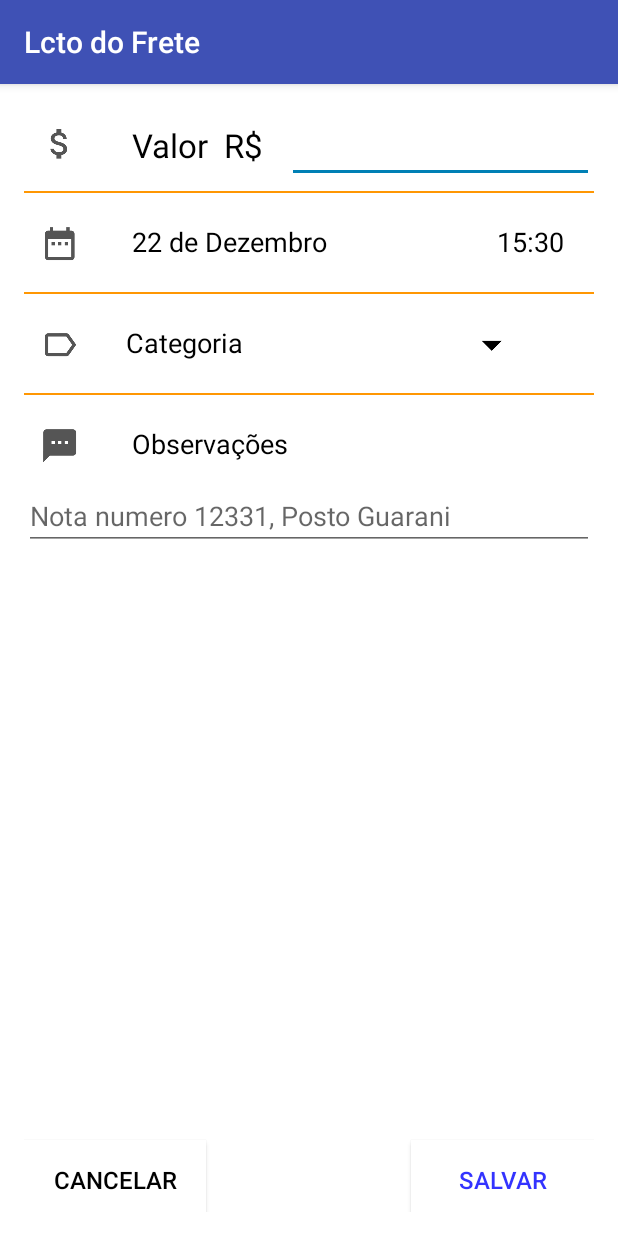
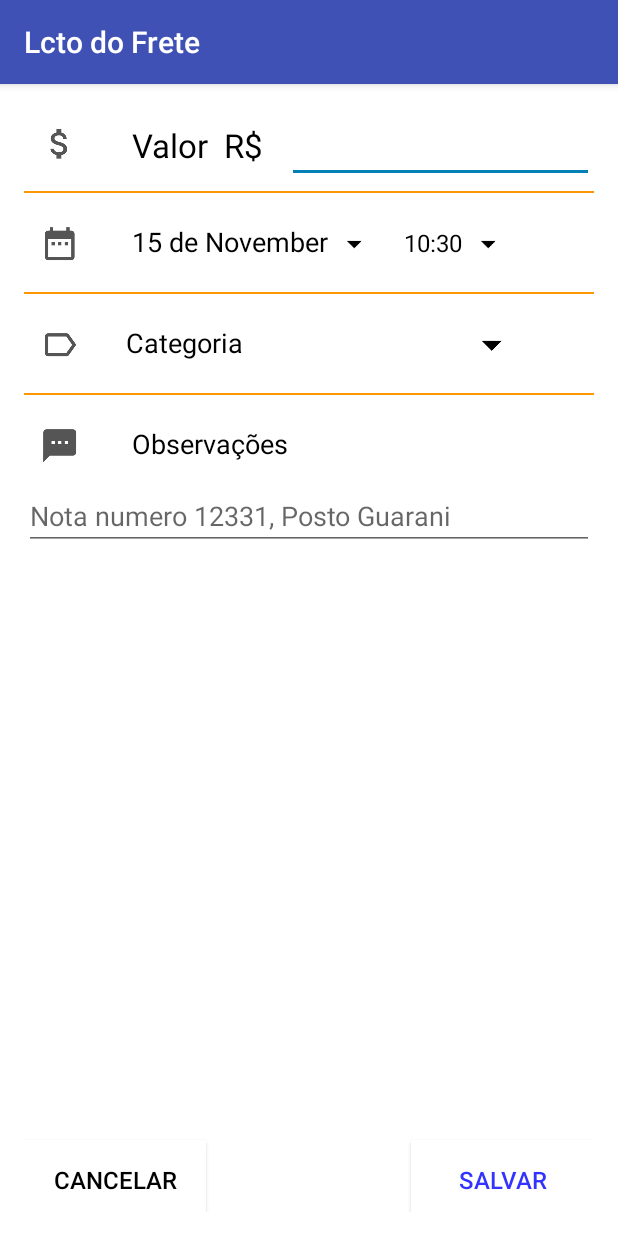
Before and after one commit to Wiglan/myFrete, an Android app: the LctoCadastrarActivity screen opened directly, with no data from a screen before it, on a phone screen of 412 x 824 dp. Run offline under Robolectric (Android 15) with nearby library versions, the phone set to English and light mode, and no system bars; libraries missing offline, so code that uses them is left out: com.wdullaer.materialdatetimepicker.

Commit message:
adicionado selecao de data e hora no lcto

```diff
--- a/app/build.gradle
+++ b/app/build.gradle
@@ -27,4 +27,5 @@ dependencies {
     androidTestImplementation 'com.android.support.test:runner:1.0.1'
     androidTestImplementation 'com.android.support.test.espresso:espresso-core:3.0.1'
     compile 'com.android.support:cardview-v7:26.1.0'
+    compile 'com.wdullaer:materialdatetimepicker:1.4.1'
 }
--- a/app/src/main/java/com/wfrete/wfrete2/activity/FreteListarActivity.java
+++ b/app/src/main/java/com/wfrete/wfrete2/activity/FreteListarActivity.java
@@ -12,6 +12,7 @@ import android.support.v7.widget.RecyclerView;
 import android.view.LayoutInflater;
 import android.view.View;
 import android.view.ViewGroup;
+
 
 import com.wfrete.wfrete2.R;
 import com.wfrete.wfrete2.adapter.FreteAdapter;
@@ -31,6 +32,7 @@ public class FreteListarActivity extends Fragment {
 
     RecyclerView recyclerViewListaFrete;
     FreteAdapter freteAdapter;
+
 
 
     @Nullable
--- a/app/src/main/java/com/wfrete/wfrete2/activity/LctoCadastrarActivity.java
+++ b/app/src/main/java/com/wfrete/wfrete2/activity/LctoCadastrarActivity.java
@@ -9,40 +9,34 @@ import android.support.annotation.Nullable;
 import android.support.design.widget.Snackbar;
 import android.support.v7.app.AlertDialog;
 import android.support.v7.app.AppCompatActivity;
-import android.view.MotionEvent;
 import android.view.View;
 import android.view.inputmethod.InputMethodManager;
-import android.widget.AdapterView;
-import android.widget.ArrayAdapter;
-import android.widget.AutoCompleteTextView;
 import android.widget.Button;
 import android.widget.EditText;
-import android.widget.ImageButton;
 import android.widget.ImageView;
-import android.widget.LinearLayout;
-import android.widget.ListView;
-import android.widget.Spinner;
 import android.widget.TextView;
 import android.widget.Toast;
 
+import com.wdullaer.materialdatetimepicker.time.RadialPickerLayout;
+import com.wdullaer.materialdatetimepicker.time.TimePickerDialog;
+import com.wdullaer.materialdatetimepicker.date.DatePickerDialog;
 import com.wfrete.wfrete2.R;
 import com.wfrete.wfrete2.adapter.AdapterCategoria;
 import com.wfrete.wfrete2.dao.LctoDAO;
 import com.wfrete.wfrete2.model.Categoria;
 import com.wfrete.wfrete2.model.Lcto;
-import com.wfrete.wfrete2.model.Motorista;
 
 import java.sql.Time;
 import java.text.DecimalFormat;
-import java.util.ArrayList;
+import java.text.SimpleDateFormat;
+import java.util.Calendar;
 import java.util.Date;
-import java.util.List;
-
 /**
  * Created by Desenvolvimento 11 on 06/11/2017.
  */
 
-public class LctoCadastrarActivity extends AppCompatActivity {
+public class LctoCadastrarActivity extends AppCompatActivity implements DatePickerDialog.OnDateSetListener,
+                                                                        TimePickerDialog.OnTimeSetListener, DialogInterface.OnCancelListener{
 
     private static final int ID_COM_NOVO_REG_INSERIDO = 2;
     private static final int ID_COM_REG_ALTERADO = 5;
@@ -54,6 +48,10 @@ public class LctoCadastrarActivity extends AppCompatActivity {
 
 
     private DecimalFormat df = new DecimalFormat("###.00");
+    private SimpleDateFormat dateFormat = new SimpleDateFormat("dd-MMMM");
+    private SimpleDateFormat timeFormat = new SimpleDateFormat("kk:mm");
+
+    private int ano, mes, dia, hora, minuto;
 
     EditText edtVlr;
     TextView txtData;
@@ -66,6 +64,9 @@ public class LctoCadastrarActivity extends AppCompatActivity {
     Button btSalvar;
 
     ImageView imgCategoria;
+    ImageView imgData;
+    ImageView imgHora;
+
 
     private Lcto lctoEditado = null;
 
@@ -86,7 +87,10 @@ public class LctoCadastrarActivity extends AppCompatActivity {
         btCancelar = (Button) findViewById(R.id.btCancelarLcto);
         btExcluir = (Button) findViewById(R.id.btExcluirLcto);
 
-        imgCategoria = (ImageView) findViewById(R.id.imgBotaoCategoria);
+        imgCategoria = (ImageView) findViewById(R.id.imgBotaoCategoriaLcto);
+        imgData = (ImageView) findViewById(R.id.imgBotaoDataLcto);
+        imgHora = (ImageView) findViewById(R.id.imgBotaoHoraLcto);
+
 
         //tratar o clique para mostrar as categoiras;
         imgCategoria.setOnClickListener(new View.OnClickListener() {
@@ -99,6 +103,32 @@ public class LctoCadastrarActivity extends AppCompatActivity {
             @Override
             public void onClick(View v) {
                 tratarSelecaoCategoria(v);
+            }
+        });
+
+        txtData.setOnClickListener(new View.OnClickListener() {
+            @Override
+            public void onClick(View v) {
+                tratarSelecaoData(v);
+            }
+        });
+        imgData.setOnClickListener(new View.OnClickListener() {
+            @Override
+            public void onClick(View v) {
+                tratarSelecaoData(v);
+            }
+        });
+
+        txtHorario.setOnClickListener(new View.OnClickListener() {
+            @Override
+            public void onClick(View v) {
+                tratarSelecaoHora(v);
+            }
+        });
+        imgHora.setOnClickListener(new View.OnClickListener() {
+            @Override
+            public void onClick(View v) {
+                tratarSelecaoHora(v);
             }
         });
 
@@ -120,9 +150,68 @@ public class LctoCadastrarActivity extends AppCompatActivity {
             edtVlr.setText("");
             edtObs.setText("");
 
+            iniciarDataHora(true);
+            setStringDateTime();
+
             btExcluir.setVisibility(View.INVISIBLE);
         }
 
+    }
+
+    private void tratarSelecaoData(View v) {
+
+        iniciarDataHora(false);
+        Calendar calendar = Calendar.getInstance();
+        calendar.set(ano, mes, dia);
+
+        DatePickerDialog datePickerDialog = DatePickerDialog.newInstance(
+                this,
+                calendar.get(Calendar.YEAR),
+                calendar.get(Calendar.MONTH),
+                calendar.get(Calendar.DAY_OF_MONTH)
+        );
+
+        //definir o intervalo possivel de selecao.
+        Calendar min = Calendar.getInstance();
+        Calendar max = Calendar.getInstance();
+        min.set(max.get(Calendar.YEAR), 0, 1);
+        max.set(max.get(Calendar.YEAR) + 1, 11, 31);
+
+        datePickerDialog.setMinDate(min);
+        datePickerDialog.setMaxDate(max);
+
+        datePickerDialog.setOnCancelListener(this);
+        datePickerDialog.show(getFragmentManager(), "datePickerDialog");
+
+    }
+
+    private void tratarSelecaoHora(View v) {
+
+        iniciarDataHora(false);
+        Calendar calendar = Calendar.getInstance();
+        calendar.set(ano, mes, dia, hora, minuto);
+
+        TimePickerDialog timePickerDialog = TimePickerDialog.newInstance(
+                this,
+                calendar.get(Calendar.HOUR_OF_DAY),
+                calendar.get(Calendar.MINUTE),
+                true
+        );
+
+        timePickerDialog.setOnCancelListener(this);
+        timePickerDialog.show(getFragmentManager(), "timePickerDialog");
+
+    }
+
+    private void iniciarDataHora( Boolean forcarDataAtual){
+       if ((ano == 0) || (forcarDataAtual)){
+           Calendar calendar = Calendar.getInstance();
+           ano = calendar.get(Calendar.YEAR);
+           mes = calendar.get(Calendar.MONTH);
+           dia = calendar.get(Calendar.DAY_OF_MONTH);
+           hora = calendar.get(Calendar.HOUR_OF_DAY);
+           minuto = calendar.get(Calendar.MINUTE);
+       }
     }
 
     public void tratarSelecaoCategoria(View view){
@@ -248,8 +337,6 @@ public class LctoCadastrarActivity extends AppCompatActivity {
         return Integer.parseInt(sub);
     }
 
-
-
     @Override
     protected void onActivityResult(int requestCode, int resultCode, Intent data){
 
@@ -281,4 +368,40 @@ public class LctoCadastrarActivity extends AppCompatActivity {
 
     }
 
+    @Override
+    public void onCancel(DialogInterface dialogInterface) {
+
+        iniciarDataHora(true);
+        setStringDateTime();
+
+    }
+
+    @Override
+    public void onDateSet(com.wdullaer.materialdatetimepicker.date.DatePickerDialog view, int year, int monthOfYear, int dayOfMonth) {
+
+        ano = year;
+        mes = monthOfYear;
+        dia = dayOfMonth;
+
+        setStringDateTime();
+
+    }
+
+    @Override
+    public void onTimeSet(RadialPickerLayout view, int hourOfDay, int minute) {
+        hora = hourOfDay;
+        minuto = minute;
+
+        setStringDateTime();
+
+    }
+
+    public void setStringDateTime(){
+        String strData = dateFormat.format(new Date(ano, mes, dia, hora, minuto));
+        txtData.setText(strData.replace("-", " de "));
+
+        String srtTime = timeFormat.format(new Date(ano, mes, dia, hora, minuto));
+        txtHorario.setText(srtTime);
+
+    }
 }
--- a/app/src/main/res/layout/activity_lcto.xml
+++ b/app/src/main/res/layout/activity_lcto.xml
@@ -91,21 +91,33 @@
                 android:textSize="18dp"
                 />
 
+
+            <ImageView
+                android:id="@+id/imgBotaoDataLcto"
+                android:layout_width="35dp"
+                android:layout_height="wrap_content"
+                app:srcCompat="@mipmap/ic_botao_drop_down" />
+
             <TextView
                 android:id="@+id/txtHorarioLcto"
-                android:layout_width="match_parent"
+                android:layout_width="wrap_content"
                 android:layout_height="wrap_content"
                 android:paddingTop="10dp"
                 android:gravity="right"
                 android:layout_alignBottom="@+id/editText3"
                 android:layout_alignParentStart="true"
                 android:layout_marginBottom="9dp"
-                android:paddingRight="20dp"
-                android:layout_marginStart="24dp"
+                android:layout_marginStart="15dp"
                 android:text="15:30"
                 android:textColor="@android:color/black"
-                android:textSize="18sp"
+                android:textSize="16dp"
                 />
+
+            <ImageView
+                android:id="@+id/imgBotaoHoraLcto"
+                android:layout_width="35dp"
+                android:layout_height="wrap_content"
+                app:srcCompat="@mipmap/ic_botao_drop_down" />
 
         </LinearLayout>
 
@@ -146,7 +158,7 @@
                 />
 
             <ImageView
-                android:id="@+id/imgBotaoCategoria"
+                android:id="@+id/imgBotaoCategoriaLcto"
                 android:layout_width="wrap_content"
                 android:layout_height="wrap_content"
                 app:srcCompat="@mipmap/ic_botao_drop_down" />
@@ -193,7 +205,7 @@
             android:layout_width="match_parent"
             android:layout_height="wrap_content"
             android:id="@+id/edtObsLcto"
-            android:inputType="textMultiLine"
+            android:inputType="textMultiLine|textAutoComplete|textAutoCorrect"
             android:hint="Nota numero 12331, Posto Guarani"
             />
 
```
